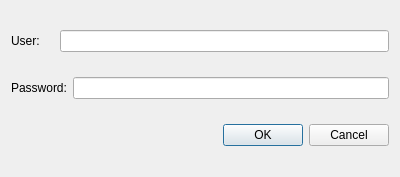
Before: the Qt Designer form access_control_client/login.ui in jlliteres/edib, drawn with Qt 5.
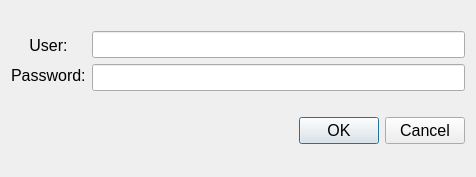
After: the same form once the commit is applied.

```diff
--- a/access_control_client/login.ui
+++ b/access_control_client/login.ui
@@ -6,7 +6,7 @@
    <rect>
     <x>0</x>
     <y>0</y>
-    <width>400</width>
+    <width>476</width>
     <height>177</height>
    </rect>
   </property>
@@ -26,8 +26,93 @@
    <bool>true</bool>
   </property>
   <layout class="QGridLayout" name="gridLayout">
-   <item row="2" column="0" colspan="4">
+   <item row="0" column="0">
+    <layout class="QVBoxLayout" name="verticalLayout_2">
+     <item>
+      <widget class="QLabel" name="label">
+       <property name="sizePolicy">
+        <sizepolicy hsizetype="Preferred" vsizetype="Fixed">
+         <horstretch>0</horstretch>
+         <verstretch>0</verstretch>
+        </sizepolicy>
+       </property>
+       <property name="font">
+        <font>
+         <pointsize>12</pointsize>
+        </font>
+       </property>
+       <property name="text">
+        <string>User:</string>
+       </property>
+       <property name="alignment">
+        <set>Qt::AlignCenter</set>
+       </property>
+      </widget>
+     </item>
+     <item>
+      <widget class="QLabel" name="label_2">
+       <property name="sizePolicy">
+        <sizepolicy hsizetype="Preferred" vsizetype="Fixed">
+         <horstretch>0</horstretch>
+         <verstretch>0</verstretch>
+        </sizepolicy>
+       </property>
+       <property name="font">
+        <font>
+         <pointsize>12</pointsize>
+        </font>
+       </property>
+       <property name="text">
+        <string>Password:</string>
+       </property>
+      </widget>
+     </item>
+    </layout>
+   </item>
+   <item row="0" column="1">
+    <layout class="QVBoxLayout" name="verticalLayout">
+     <item>
+      <widget class="QLineEdit" name="user">
+       <property name="font">
+        <font>
+         <pointsize>12</pointsize>
+        </font>
+       </property>
+       <property name="alignment">
+        <set>Qt::AlignLeading|Qt::AlignLeft|Qt::AlignVCenter</set>
+       </property>
+      </widget>
+     </item>
+     <item>
+      <widget class="QLineEdit" name="password">
+       <property name="minimumSize">
+        <size>
+         <width>313</width>
+         <height>0</height>
+        </size>
+       </property>
+       <property name="font">
+        <font>
+         <pointsize>12</pointsize>
+        </font>
+       </property>
+       <property name="echoMode">
+        <enum>QLineEdit::Password</enum>
+       </property>
+       <property name="alignment">
+        <set>Qt::AlignLeading|Qt::AlignLeft|Qt::AlignVCenter</set>
+       </property>
+      </widget>
+     </item>
+    </layout>
+   </item>
+   <item row="1" column="0" colspan="2">
     <widget class="QDialogButtonBox" name="buttonBox">
+     <property name="font">
+      <font>
+       <pointsize>12</pointsize>
+      </font>
+     </property>
      <property name="orientation">
       <enum>Qt::Horizontal</enum>
      </property>
@@ -36,36 +121,6 @@
      </property>
     </widget>
    </item>
-   <item row="1" column="3">
-    <widget class="QLineEdit" name="password">
-     <property name="minimumSize">
-      <size>
-       <width>313</width>
-       <height>0</height>
-      </size>
-     </property>
-     <property name="echoMode">
-      <enum>QLineEdit::Password</enum>
-     </property>
-    </widget>
-   </item>
-   <item row="0" column="0">
-    <widget class="QLabel" name="label">
-     <property name="text">
-      <string>User:</string>
-     </property>
-    </widget>
-   </item>
-   <item row="1" column="0" colspan="3">
-    <widget class="QLabel" name="label_2">
-     <property name="text">
-      <string>Password:</string>
-     </property>
-    </widget>
-   </item>
-   <item row="0" column="2" colspan="2">
-    <widget class="QLineEdit" name="user"/>
-   </item>
   </layout>
  </widget>
  <tabstops>
```
